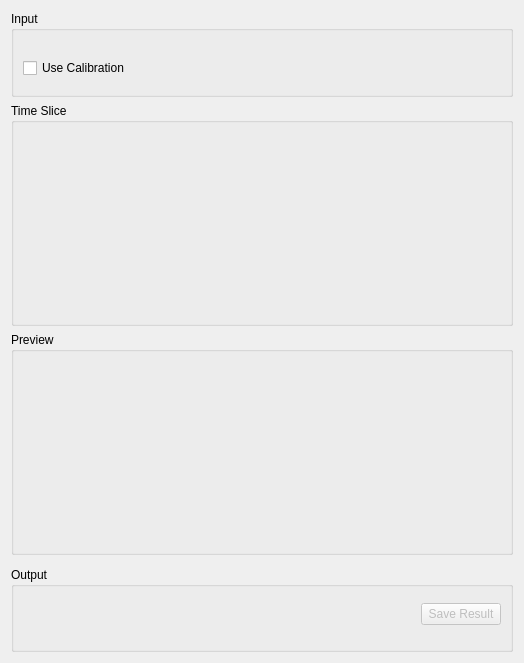
The window that qt/scientific_interfaces/Indirect/Reduction/ISISDiagnostics.ui (mantidproject/mantid) describes before a commit, drawn with Qt 5.
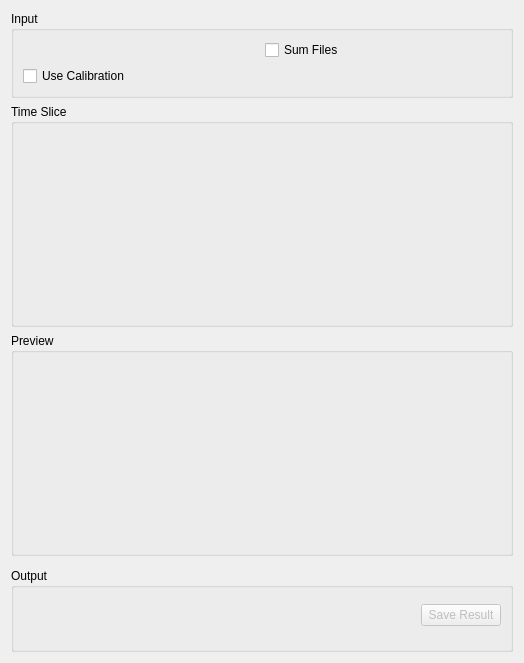
The same window after the commit. Custom widgets are drawn as their Qt base class.

Commit message: Add Sum Runs checkbox to Diagnostic and Transmission tabs of Indirect Reduction Interface (#41919)

What changed in the file:
```diff
--- a/qt/scientific_interfaces/Indirect/Reduction/ISISDiagnostics.ui
+++ b/qt/scientific_interfaces/Indirect/Reduction/ISISDiagnostics.ui
@@ -52,6 +52,19 @@
           </property>
          </widget>
         </item>
+        <item>
+         <widget class="QCheckBox" name="ckSumFiles">
+          <property name="sizePolicy">
+           <sizepolicy hsizetype="Preferred" vsizetype="Fixed">
+            <horstretch>0</horstretch>
+            <verstretch>0</verstretch>
+           </sizepolicy>
+          </property>
+          <property name="text">
+           <string>Sum Files</string>
+          </property>
+         </widget>
+        </item>
        </layout>
       </item>
       <item>
```
The commit also changes 15 other files.
